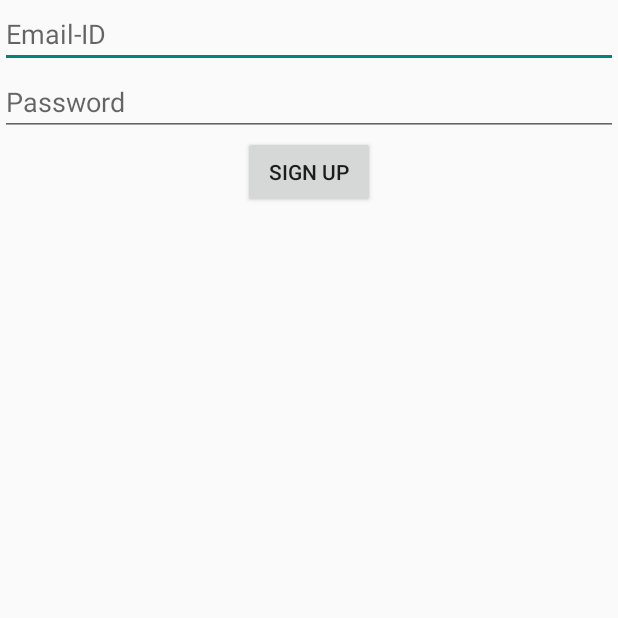
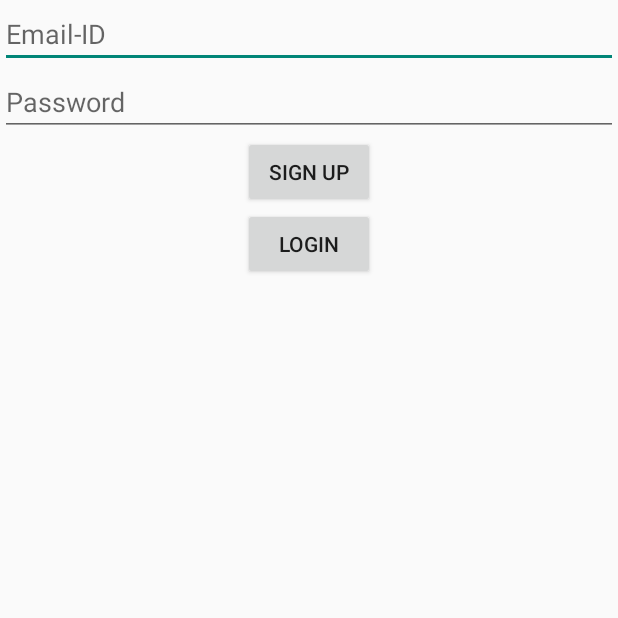
Before and after one commit to avinash-developer/NavIndoor, an Android app: the screen it shows after launch (RegisterActivity), on a phone screen of 412 x 824 dp, the top half of it. Run offline under Robolectric (Android 15) with nearby library versions, the phone set to English and light mode, and no system bars; libraries missing offline, so code that uses them is left out: com.amazonaws.mobileconnectors, com.amazonaws.regions, com.amazonaws.services; 1 statement that could not run was skipped.

```diff
--- a/app/src/main/java/com/example/navindoor/CognitoHelper.kt
+++ b/app/src/main/java/com/example/navindoor/CognitoHelper.kt
@@ -17,7 +17,6 @@ object CognitoHelper {
     private lateinit var cognitoUserPool: CognitoUserPool
 
     fun initialize(context: Context) {
-        // Initialize Cognito User Pool using the provided context
         cognitoUserPool = CognitoUserPool(
             context,
             "us-east-1_Wr28jXjWd",
@@ -40,37 +39,10 @@ object CognitoHelper {
         cognitoUserPool.signUpInBackground(username, password, userAttributes, null, callback)
     }
 
-    fun getSession(username: String, password: String, callback: AuthenticationHandler) {
-        val user = cognitoUserPool.getUser(username)
-        val authenticationDetails = AuthenticationDetails(username, password, null)
-        user.getSessionInBackground(object : AuthenticationHandler {
-            override fun onSuccess(userSession: CognitoUserSession?, newDevice: CognitoDevice?) {
-                // Authentication successful, display logged-in message
-                // You can also handle further operations here
-                callback.onSuccess(userSession, newDevice)
-            }
+    fun authenticate(email: String, password: String, callback: AuthenticationHandler) {
+        val user = cognitoUserPool.getUser(email)
+        user.getSessionInBackground(callback)
+    }
 
-            override fun getAuthenticationDetails(
-                authenticationContinuation: AuthenticationContinuation?,
-                userId: String?
-            ) {
-                // Provide the authentication details
-                authenticationContinuation?.setAuthenticationDetails(authenticationDetails)
-                authenticationContinuation?.continueTask()
-            }
 
-            override fun authenticationChallenge(continuation: ChallengeContinuation?) {
-                // Handle authentication challenge
-            }
-
-            override fun onFailure(exception: Exception?) {
-                // Authentication failed, handle failure
-                callback.onFailure(exception)
-            }
-
-            override fun getMFACode(continuation: MultiFactorAuthenticationContinuation?) {
-                // Handle multi-factor authentication code
-            }
-        })
-    }
 }
--- a/app/src/main/java/com/example/navindoor/MapCoordinateConverter.kt
+++ b/app/src/main/java/com/example/navindoor/MapCoordinateConverter.kt
@@ -3,11 +3,11 @@ package com.example.navindoor
 class PixelPoint(val x: Double, val y: Double)
 
 class MapCoordinateConverter {
-    // Define the dimensions of the map image in pixels
+
     private val MAP_IMAGE_WIDTH = 2179
     private val MAP_IMAGE_HEIGHT = 4669
 
-    // Define the real-world coordinates corresponding to the top-left and bottom-right corners of the map image
+
     private val REAL_WORLD_LONGITUDE_A = 0.0
     private val REAL_WORLD_LATITUDE_A = 0.0
     private val REAL_WORLD_LONGITUDE_B = 10.0
--- a/app/src/main/java/com/example/navindoor/RegisterActivity.kt
+++ b/app/src/main/java/com/example/navindoor/RegisterActivity.kt
@@ -8,7 +8,13 @@ import android.widget.Button
 import android.widget.EditText
 import android.widget.Toast
 import androidx.appcompat.app.AppCompatActivity
+import com.amazonaws.mobileconnectors.cognitoidentityprovider.CognitoDevice
 import com.amazonaws.mobileconnectors.cognitoidentityprovider.CognitoUser
+import com.amazonaws.mobileconnectors.cognitoidentityprovider.CognitoUserSession
+import com.amazonaws.mobileconnectors.cognitoidentityprovider.continuations.AuthenticationContinuation
+import com.amazonaws.mobileconnectors.cognitoidentityprovider.continuations.ChallengeContinuation
+import com.amazonaws.mobileconnectors.cognitoidentityprovider.continuations.MultiFactorAuthenticationContinuation
+import com.amazonaws.mobileconnectors.cognitoidentityprovider.handlers.AuthenticationHandler
 import com.amazonaws.mobileconnectors.cognitoidentityprovider.handlers.SignUpHandler
 import com.amazonaws.services.cognitoidentityprovider.model.SignUpResult
 
@@ -21,7 +27,6 @@ class RegisterActivity : AppCompatActivity() {
         sharedPreferences = getSharedPreferences("MyPrefs", Context.MODE_PRIVATE)
 
         if (sharedPreferences.getBoolean("registered", false)) {
-            // User is already registered, start MainActivity
             startActivity(Intent(this, MainActivity::class.java))
             finish()
             return
@@ -30,6 +35,7 @@ class RegisterActivity : AppCompatActivity() {
         val signUpButton: Button = findViewById(R.id.signUpButton)
         val usernameEditText: EditText = findViewById(R.id.usernameEditText)
         val passwordEditText: EditText = findViewById(R.id.passwordEditText)
+        val loginButton: Button = findViewById(R.id.loginButton)
 
         signUpButton.setOnClickListener {
             val username = usernameEditText.text.toString()
@@ -52,10 +58,52 @@ class RegisterActivity : AppCompatActivity() {
 
                 override fun onFailure(exception: Exception?) {
                     runOnUiThread {
-                        Toast.makeText(applicationContext, "Data not saved", Toast.LENGTH_SHORT).show()
+                        Toast.makeText(applicationContext, "Data not saved", Toast.LENGTH_SHORT)
+                            .show()
                     }
                 }
             })
         }
+        loginButton.setOnClickListener {
+            val username = usernameEditText.text.toString()
+            val password = passwordEditText.text.toString()
+            login(username, password)
+        }
+
+    }
+
+    private fun login(username: String, password: String) {
+        val authenticationHandler = object : AuthenticationHandler {
+            override fun onSuccess(userSession: CognitoUserSession?, newDevice: CognitoDevice?) {
+
+                if (userSession != null && userSession.idToken != null) {
+
+                    Toast.makeText(this@RegisterActivity, "Logged in successfully", Toast.LENGTH_SHORT).show()
+
+                } else {
+
+                    onFailure(Exception("User session or idToken is null"))
+                }
+            }
+
+            override fun onFailure(exception: Exception?) {
+
+                Toast.makeText(this@RegisterActivity, "Login failed: ${exception?.message}", Toast.LENGTH_SHORT).show()
+            }
+
+            override fun getAuthenticationDetails(authenticationContinuation: AuthenticationContinuation?, userId: String?) {
+
+            }
+
+            override fun getMFACode(continuation: MultiFactorAuthenticationContinuation?) {
+
+            }
+
+            override fun authenticationChallenge(continuation: ChallengeContinuation?) {
+
+            }
+        }
+
+        CognitoHelper.authenticate(username, password, authenticationHandler)
     }
 }
--- a/app/src/main/res/layout/activity_register.xml
+++ b/app/src/main/res/layout/activity_register.xml
@@ -34,4 +34,13 @@
         app:layout_constraintStart_toStartOf="parent"
         app:layout_constraintTop_toBottomOf="@+id/passwordEditText" />
 
+    <Button
+        android:id="@+id/loginButton"
+        android:layout_width="wrap_content"
+        android:layout_height="wrap_content"
+        android:text="Login"
+        app:layout_constraintEnd_toEndOf="parent"
+        app:layout_constraintStart_toStartOf="parent"
+        app:layout_constraintTop_toBottomOf="@+id/signUpButton" />
+
 </androidx.constraintlayout.widget.ConstraintLayout>
```
Also changed, not shown: app/src/main/java/com/example/navindoor/MainActivity.kt (+165 -136 lines), app/src/main/java/com/example/navindoor/SplashScreenActivity.kt (+5 -5 lines), app/src/main/res/layout/activity_main.xml (+25 -11 lines), 1 other file.
